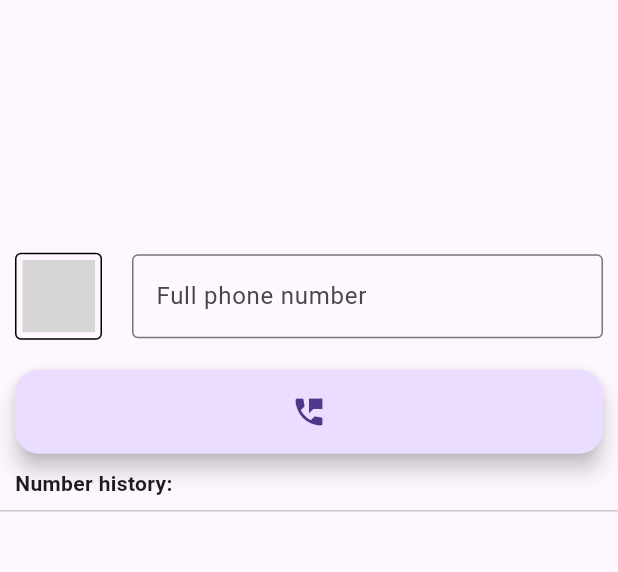
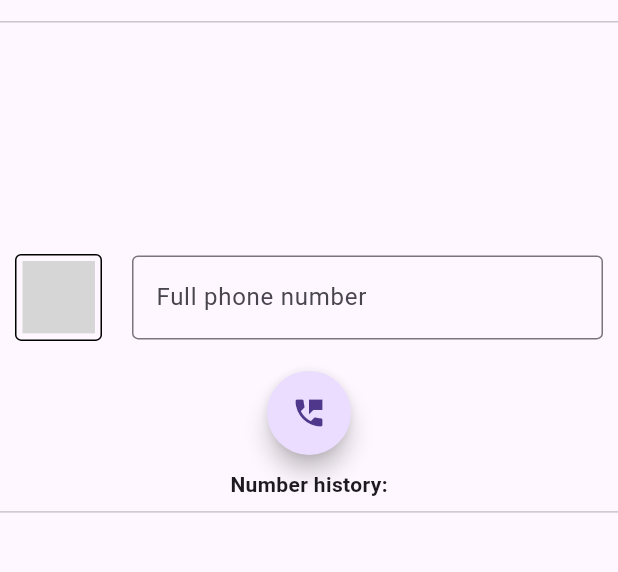
Before and after one commit to naslausky/Chat-Asap-, a Flutter app: the screen it shows after launch, on a phone screen of 412 x 824 dp, the part 63-635 px from its top. Run offline on Flutter 3.47's test engine with Material 3 defaults, Android fonts, the phone set to English and light mode, and no system bars; our stand-ins replace shared_preferences; missing offline and left inert: country_pickers; grey boxes are pictures that could not be loaded.

Commit message:
Atualiza para android 35

```diff
--- a/lib/main.dart
+++ b/lib/main.dart
@@ -1,6 +1,6 @@
+import 'package:chat_asap/controller/preferencias.dart';
+import 'package:chat_asap/screens/pagina_inicial.dart';
 import 'package:flutter/material.dart';
-import 'package:chat_asap/screens/pagina_inicial.dart';
-import 'package:chat_asap/controller/preferencias.dart';
 
 void main() async {
   WidgetsFlutterBinding.ensureInitialized();
@@ -18,15 +18,16 @@ class _MyAppState extends State<MyApp> {
   @override
   Widget build(BuildContext context) {
     bool selecionouTemaEscuro = Preferencias.selecionouTemaEscuro;
-    ThemeData temaSelecionado =
-        selecionouTemaEscuro ? ThemeData.dark() : ThemeData();
     bool jaMudouTema = Preferencias.jaEscolheuTema;
 
     return MaterialApp(
       title: 'Chat ASAP!',
       debugShowCheckedModeBanner: false,
-      theme: temaSelecionado,
-      darkTheme: jaMudouTema ? temaSelecionado : (ThemeData.dark()),
+      theme: ThemeData.light(),
+      darkTheme: ThemeData.dark(),
+      themeMode: jaMudouTema
+          ? (selecionouTemaEscuro ? ThemeMode.dark : ThemeMode.light)
+          : ThemeMode.system,
       home: PaginaInicial(
         title: 'Chat ASAP ⚡',
         callbackAtualizacaoTema: _atualizarTema,
--- a/lib/screens/pagina_inicial.dart
+++ b/lib/screens/pagina_inicial.dart
@@ -1,13 +1,13 @@
+import 'package:chat_asap/components/escolha_mensagem_padrao.dart';
+import 'package:chat_asap/components/historico.dart';
+import 'package:chat_asap/components/item_pais_widget.dart';
+import 'package:chat_asap/components/opcoes.dart';
+import 'package:chat_asap/controller/abridor_url.dart';
+import 'package:chat_asap/controller/preferencias.dart';
+import 'package:country_pickers/country.dart';
+import 'package:country_pickers/country_pickers.dart';
 import 'package:flutter/material.dart';
 import 'package:flutter/services.dart';
-import 'package:country_pickers/country_pickers.dart';
-import 'package:country_pickers/country.dart';
-import 'package:chat_asap/controller/abridor_url.dart';
-import 'package:chat_asap/components/item_pais_widget.dart';
-import 'package:chat_asap/controller/preferencias.dart';
-import 'package:chat_asap/components/historico.dart';
-import 'package:chat_asap/components/opcoes.dart';
-import 'package:chat_asap/components/escolha_mensagem_padrao.dart';
 
 class PaginaInicial extends StatefulWidget {
   PaginaInicial({Key? key, this.title = "", this.callbackAtualizacaoTema})
@@ -27,6 +27,10 @@ class _PaginaInicialState extends State<PaginaInicial> {
   Widget build(BuildContext context) {
     return Scaffold(
       appBar: AppBar(
+        bottom: const PreferredSize(
+          preferredSize: Size.fromHeight(1),
+          child: Divider(height: 1),
+        ),
         title: Text(widget.title),
         actions: [
           IconButton(
@@ -45,10 +49,10 @@ class _PaginaInicialState extends State<PaginaInicial> {
               icon: Icon(Icons.info))
         ],
       ),
-      body: Center(
+      body: SafeArea(
+        child: Center(
           child: Column(
             mainAxisAlignment: MainAxisAlignment.center,
-          crossAxisAlignment: CrossAxisAlignment.stretch,
             children: <Widget>[
               Expanded(
                 child: Container(),
@@ -111,6 +115,7 @@ class _PaginaInicialState extends State<PaginaInicial> {
               Padding(
                 padding: EdgeInsets.all(10.0),
                 child: FloatingActionButton(
+                  shape: const CircleBorder(),
                   onPressed: () {
                     try {
                       String numeroCompleto =
@@ -139,6 +144,7 @@ class _PaginaInicialState extends State<PaginaInicial> {
                     callback: _abrirConversa),
               ),
             ],
+          ),
         ),
       ),
     );
--- a/pubspec.yaml
+++ b/pubspec.yaml
@@ -11,7 +11,7 @@ description: Aplicativo para conversa whatsapp sem necessidade de adição de co
 # In iOS, build-name is used as CFBundleShortVersionString while build-number used as CFBundleVersion.
 # Read more about iOS versioning at
 # https://developer.apple.com/library/archive/documentation/General/Reference/InfoPlistKeyReference/Articles/CoreFoundationKeys.html
-version: 1.0.1+7
+version: 1.0.1+8
 
 environment:
   sdk: ">=2.12.0 <3.0.0"
@@ -23,7 +23,7 @@ dependencies:
   # The following adds the Cupertino Icons font to your application.
   # Use with the CupertinoIcons class for iOS style icons.
   cupertino_icons: ^1.0.5
-  country_pickers: ^2.0.0
+  country_pickers: ^3.0.1
   url_launcher: ^6.1.5
   shared_preferences: ^2.0.15
 
```
Also changed, not shown: pubspec.lock, 4 other files. Lines whose indentation alone changed are shown as unchanged.
